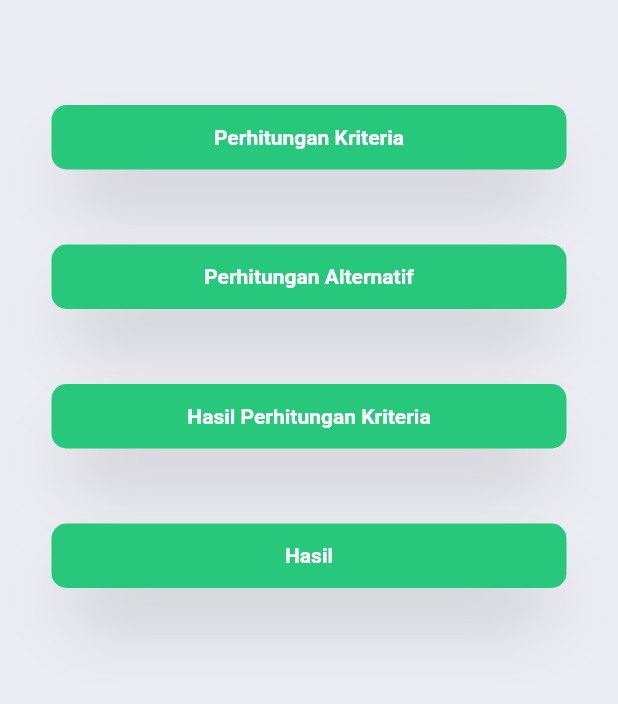
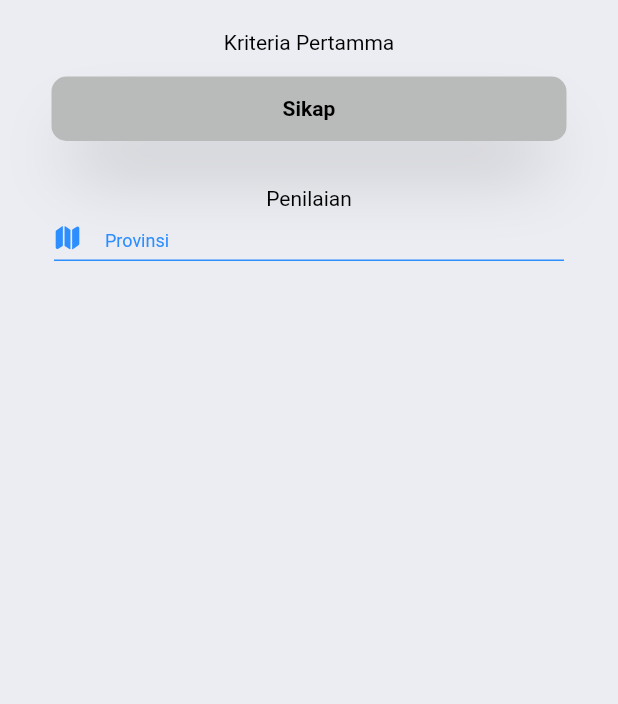
Before and after one commit to soloplayerID/ahp_maya, a Flutter app: the PerhitunganKriteriaScreen screen opened by its route, on a phone screen of 412 x 824 dp, the part 135-839 px from its top. Run offline on Flutter 3.47's test engine with Material 2 defaults, Android fonts, the phone set to English and light mode, and no system bars; our stand-ins replace auto_size_text, dio, dropdown_search, fluttertoast, get, get_storage and 5 more; accounts and stored records are empty; network calls fail; Roboto replaces fonts that are missing (SFProDisplay).

Commit message:
bagian perhitungan

```diff
--- a/lib/routes/routes.dart
+++ b/lib/routes/routes.dart
@@ -8,6 +8,7 @@ import '../screen/fragment/murid/murid_add.dart';
 import '../screen/fragment/nilai_awal/nilaiAwal_add.dart';
 import '../screen/login.dart';
 import '../screen/murid.dart';
+import '../screen/perhitungan.dart';
 import '../screen/perhitungan_kriteria.dart';
 
 final routes = {
@@ -19,6 +20,7 @@ final routes = {
   '/addKriteria': (BuildContext context) => const AddKriteriaScreen(),
   '/nilaiAwal': (BuildContext context) => const NilaiAwalListScreen(),
   '/addNilaiAwal': (BuildContext context) => const AddNilaiAwalScreen(),
+  '/perhitungan': (BuildContext context) => const MulaiPerhitunganScreen(),
   '/perhitunganKriteria': (BuildContext context) =>
       const PerhitunganKriteriaScreen(),
 };
--- a/lib/screen/fragment/loading.dart
+++ b/lib/screen/fragment/loading.dart
@@ -30,6 +30,7 @@ class _LoadingState extends State<Loading> with SingleTickerProviderStateMixin {
           alignment: Alignment.center,
           height: MediaQuery.of(context).size.height,
           width: MediaQuery.of(context).size.width,
+          color: const Color.fromARGB(255, 255, 255, 255),
           child: Column(
             mainAxisAlignment: MainAxisAlignment.center,
             children: [
@@ -41,8 +42,7 @@ class _LoadingState extends State<Loading> with SingleTickerProviderStateMixin {
                 style: TextStyle(color: Colors.white, fontSize: 24),
               ),
             ],
-          ),
-          color: const Color(0XFFA0D995)),
+          )),
     );
   }
 }
--- a/lib/screen/home.dart
+++ b/lib/screen/home.dart
@@ -133,7 +133,7 @@ class _HomePageState extends State<HomePage> {
                                     InkWell(
                                       onTap: () {
                                         Navigator.pushNamed(
-                                            context, '/perhitunganKriteria');
+                                            context, '/perhitungan');
                                       },
                                       child: Container(
                                         padding: const EdgeInsets.all(8.0),
--- a/lib/screen/perhitungan_kriteria.dart
+++ b/lib/screen/perhitungan_kriteria.dart
@@ -1,23 +1,46 @@
-// import 'package:flutter/src/foundation/key.dart';
-// import 'package:flutter/src/widgets/framework.dart';
+import 'package:ahp_maya/src/model/perhitungan_kriteria_model.dart';
+import 'package:ahp_maya/src/presenter/perhitungan_kriteria_presenter.dart';
 import 'package:flutter/material.dart';
-// import 'package:google_fonts/google_fonts.dart';
+import 'package:ionicons/ionicons.dart';
 import 'package:line_icons/line_icons.dart';
 
-// import 'fragment/loading.dart';
+import '../src/state/perhitungan_Kriteria_state.dart';
+import 'fragment/loading.dart';
 
 class PerhitunganKriteriaScreen extends StatefulWidget {
   const PerhitunganKriteriaScreen({Key? key}) : super(key: key);
 
   @override
   State<PerhitunganKriteriaScreen> createState() =>
-      _PerhitunganKriteriaScreenState();
+      PerhitunganKriteriaScreenState();
 }
 
-class _PerhitunganKriteriaScreenState extends State<PerhitunganKriteriaScreen> {
+class PerhitunganKriteriaScreenState extends State<PerhitunganKriteriaScreen>
+    implements PerhitunganKriteriaState {
+  late PerhitunganKriteriaModel _perhitunganKriteriaModel;
+  late PerhitunganKriteriaPresenter _perhitunganKriteriaPresenter;
+
+  PerhitunganKriteriaScreenState() {
+    _perhitunganKriteriaPresenter = PerhitunganKriteriaPresenter();
+  }
+
+  @override
+  void initState() {
+    _perhitunganKriteriaPresenter.view = this;
+    super.initState();
+    _perhitunganKriteriaPresenter.getData();
+  }
+
+  @override
+  void dispose() {
+    super.dispose();
+  }
+
   @override
   Widget build(BuildContext context) {
-    return SafeArea(
+    return _perhitunganKriteriaModel.isloading
+        ? const Loading()
+        : SafeArea(
             child: Scaffold(
             body: Container(
               width: MediaQuery.of(context).size.width,
@@ -26,7 +49,8 @@ class _PerhitunganKriteriaScreenState extends State<PerhitunganKriteriaScreen> {
                 children: [
                   Container(
                     color: const Color(0XFFA0D995),
-                padding: const EdgeInsets.only(top: 30, left: 20, right: 20),
+                    padding:
+                        const EdgeInsets.only(top: 30, left: 20, right: 20),
                     height: 90,
                     child: Row(
                       mainAxisAlignment: MainAxisAlignment.spaceBetween,
@@ -47,21 +71,7 @@ class _PerhitunganKriteriaScreenState extends State<PerhitunganKriteriaScreen> {
                     ),
                   ),
                   Container(
-                child:
-                    // _santriListModel.santri.isEmpty
-                    //     ? Container(
-                    //         padding: const EdgeInsets.only(top: 25.0),
-                    //         child: Center(
-                    //           child: Text('Belum Ada data',
-                    //               style: GoogleFonts.poppins(
-                    //                 fontStyle: FontStyle.italic,
-                    //                 textStyle: const TextStyle(
-                    //                     fontSize: 14,
-                    //                     color: Color(0xff1f1f1f)),
-                    //               )),
-                    //         ))
-                    //     :
-                    Expanded(
+                    child: Expanded(
                       child: Container(
                         padding: const EdgeInsets.all(20),
                         width: MediaQuery.of(context).size.width,
@@ -71,13 +81,15 @@ class _PerhitunganKriteriaScreenState extends State<PerhitunganKriteriaScreen> {
                           scrollDirection: Axis.vertical,
                           child: Column(
                             children: [
-                        InkWell(
-                          splashColor: const Color(0xff7474BF),
-                          onTap: () {
-                            Navigator.pushNamed(context, '');
-                          },
-                          child: Container(
-                            margin: const EdgeInsets.only(top: 50.0),
+                              const Center(
+                                child: Text(
+                                  "Kriteria Pertamma",
+                                  style: TextStyle(
+                                      color: Color.fromARGB(255, 0, 0, 0)),
+                                ),
+                              ),
+                              Container(
+                                margin: const EdgeInsets.only(top: 15.0),
                                 height: 43,
                                 width: MediaQuery.of(context).size.width / 1.2,
                                 decoration: const BoxDecoration(
@@ -88,118 +100,111 @@ class _PerhitunganKriteriaScreenState extends State<PerhitunganKriteriaScreen> {
                                           blurRadius: 40,
                                           spreadRadius: -12)
                                     ],
-                                color: Color.fromARGB(255, 39, 199, 124),
+                                    color: Color.fromARGB(255, 185, 187, 186),
                                     borderRadius:
                                         BorderRadius.all(Radius.circular(10))),
                                 child: const Center(
                                   child: Text(
-                                "Perhitungan Kriteria",
+                                    "Sikap",
                                     style: TextStyle(
-                                    color: Colors.white,
+                                        color: Color.fromARGB(255, 0, 0, 0),
                                         fontWeight: FontWeight.bold),
                                   ),
                                 ),
                               ),
+                              const SizedBox(
+                                height: 30.0,
                               ),
-                        InkWell(
-                          splashColor: const Color(0xff7474BF),
-                          onTap: () {
-                            Navigator.pushNamed(context, '');
-                          },
-                          child: Container(
-                            margin: const EdgeInsets.only(top: 50.0),
-                            height: 43,
-                            width: MediaQuery.of(context).size.width / 1.2,
-                            decoration: const BoxDecoration(
-                                boxShadow: [
-                                  BoxShadow(
-                                      color: Colors.black26,
-                                      offset: Offset(0, 28),
-                                      blurRadius: 40,
-                                      spreadRadius: -12)
-                                ],
-                                color: Color.fromARGB(255, 39, 199, 124),
-                                borderRadius:
-                                    BorderRadius.all(Radius.circular(10))),
-                            child: const Center(
+                              const Center(
                                 child: Text(
-                                "Perhitungan Alternatif",
+                                  "Penilaian",
                                   style: TextStyle(
-                                    color: Colors.white,
-                                    fontWeight: FontWeight.bold),
+                                      color: Color.fromARGB(255, 0, 0, 0)),
                                 ),
                               ),
+                              Container(
+                                width: MediaQuery.of(context).size.width / 1.2,
+                                height: 30,
+                                margin: EdgeInsets.only(
+                                    top: 4, left: 16, bottom: 1, right: 16),
+                                decoration: BoxDecoration(
+                                    color: Colors.transparent,
+                                    border: Border(
+                                      bottom: BorderSide(
+                                          width: 1, color: Color(0xff2D8EFF)),
+                                    )),
+                                child: TextFormField(
+                                  // initialValue: new DateFormat("d, MMMM - y").format(this._signUpModel.tanggalLahir.toLocal()).toString(),
+                                  style: TextStyle(
+                                      color: Colors.grey, fontSize: 14),
+                                  decoration: InputDecoration(
+                                      icon: Icon(
+                                        Ionicons.map,
+                                        color: Color(0xff2D8EFF),
+                                        size: 18,
                                       ),
-                        ),
-                        InkWell(
-                          splashColor: const Color(0xff7474BF),
-                          onTap: () {
-                            Navigator.pushNamed(context, '');
-                          },
-                          child: Container(
-                            margin: const EdgeInsets.only(top: 50.0),
-                            height: 43,
-                            width: MediaQuery.of(context).size.width / 1.2,
-                            decoration: const BoxDecoration(
-                                boxShadow: [
-                                  BoxShadow(
-                                      color: Colors.black26,
-                                      offset: Offset(0, 28),
-                                      blurRadius: 40,
-                                      spreadRadius: -12)
-                                ],
-                                color: Color.fromARGB(255, 39, 199, 124),
-                                borderRadius:
-                                    BorderRadius.all(Radius.circular(10))),
-                            child: const Center(
-                              child: Text(
-                                "Hasil Perhitungan Kriteria",
-                                style: TextStyle(
-                                    color: Colors.white,
-                                    fontWeight: FontWeight.bold),
-                              ),
-                            ),
-                          ),
-                        ),
-                        InkWell(
-                          splashColor: const Color(0xff7474BF),
-                          onTap: () {
-                            Navigator.pushNamed(context, '');
-                          },
-                          child: Container(
-                            margin: const EdgeInsets.only(top: 50.0),
-                            height: 43,
-                            width: MediaQuery.of(context).size.width / 1.2,
-                            decoration: const BoxDecoration(
-                                boxShadow: [
-                                  BoxShadow(
-                                      color: Colors.black26,
-                                      offset: Offset(0, 28),
-                                      blurRadius: 40,
-                                      spreadRadius: -12)
-                                ],
-                                color: Color.fromARGB(255, 39, 199, 124),
-                                borderRadius:
-                                    BorderRadius.all(Radius.circular(10))),
-                            child: const Center(
-                              child: Text(
-                                "Hasil",
-                                style: TextStyle(
-                                    color: Colors.white,
-                                    fontWeight: FontWeight.bold),
-                              ),
-                            ),
+                                      hintText: "Provinsi",
+                                      border: InputBorder.none,
+                                      errorStyle: TextStyle(
+                                          color: Colors.red, fontSize: 9),
+                                      fillColor: Colors.grey,
+                                      hintStyle: TextStyle(
+                                          color: Color(0xff2D8EFF),
+                                          fontSize: 12)),
+                                  onTap: (() => {selectJawaban()}),
+                                  controller:
+                                      _perhitunganKriteriaModel.jawabanSelected,
+                                  readOnly: true,
                                 ),
                               ),
                             ],
                           ),
                         ),
-                )),
                       ),
+                    ),
+                  )
                 ],
               ),
             ),
-      ),
-    );
+          ));
+  }
+
+  @override
+  // ignore: override_on_non_overriding_member
+  void selectJawaban() async {
+    // Navigator.push(
+    //     context,
+    //     MaterialPageRoute(
+    //       builder: (context) => SelectProvinsi(
+    //         key: Key("1"),
+    //         provinsiResponse: this._selectSekolahModel.provinsi,
+    //       ),
+    //     )).then((value) {
+    //   print(this._selectSekolahModel.provinsi.data[value].id);
+    //   setState(() {
+    //     this._selectSekolahModel.idProv =
+    //         this._selectSekolahModel.provinsi.data[value].id;
+    //     this._selectSekolahModel.namaProv =
+    //         this._selectSekolahModel.provinsi.data[value].name;
+    //     this._selectSekolahModel.provinsiController.text =
+    //         this._selectSekolahModel.provinsi.data[value].name;
+    //     this
+    //         ._selectSekolahPresenter
+    //         .getArea(this._selectSekolahModel.provinsi.data[value].id);
+    //   });
+    //   this.refreshData(this._selectSekolahModel);
+    //   // Navigator.of(context).pop();
+    // });
+  }
+
+  @override
+  void onError(String error) {}
+
+  @override
+  void onSuccess(String success) {}
+
+  @override
+  void refreshData(PerhitunganKriteriaModel perhitunganKriteriaModel) {
+    _perhitunganKriteriaModel = perhitunganKriteriaModel;
   }
 }
--- /dev/null
+++ b/lib/src/model/perhitungan_kriteria_model.dart
@@ -0,0 +1,8 @@
+import 'package:flutter/material.dart';
+
+class PerhitunganKriteriaModel {
+  int idUser = 0;
+  bool isloading = false;
+  bool isSuccess = false;
+  final TextEditingController jawabanSelected = TextEditingController();
+}
--- /dev/null
+++ b/lib/src/presenter/perhitungan_kriteria_presenter.dart
@@ -0,0 +1,26 @@
+import 'package:ahp_maya/screen/perhitungan_kriteria.dart';
+import 'package:ahp_maya/src/model/perhitungan_kriteria_model.dart';
+import 'package:ahp_maya/src/state/perhitungan_Kriteria_state.dart';
+
+abstract class PerhitunganKriteriaPresenterAbstract {
+  set view(PerhitunganKriteriaScreenState view) {}
+  void getData() {}
+}
+
+class PerhitunganKriteriaPresenter
+    implements PerhitunganKriteriaPresenterAbstract {
+  final PerhitunganKriteriaModel _perhitunganKriteriaModel =
+      PerhitunganKriteriaModel();
+  late PerhitunganKriteriaState _perhitunganKriteriaState;
+
+  @override
+  void getData() {
+    print('mulai getData');
+  }
+
+  @override
+  set view(PerhitunganKriteriaScreenState view) {
+    _perhitunganKriteriaState = view;
+    _perhitunganKriteriaState.refreshData(_perhitunganKriteriaModel);
+  }
+}
--- /dev/null
+++ b/lib/src/state/perhitungan_Kriteria_state.dart
@@ -0,0 +1,9 @@
+// ignore_for_file: file_names
+
+import '../model/perhitungan_kriteria_model.dart';
+
+abstract class PerhitunganKriteriaState {
+  void onSuccess(String success);
+  void onError(String error);
+  void refreshData(PerhitunganKriteriaModel perhitunganKriteriaModel);
+}
```
Also changed, not shown: lib/screen/perhitungan.dart (added, +205 -0 lines). Lines whose indentation alone changed are shown as unchanged.
